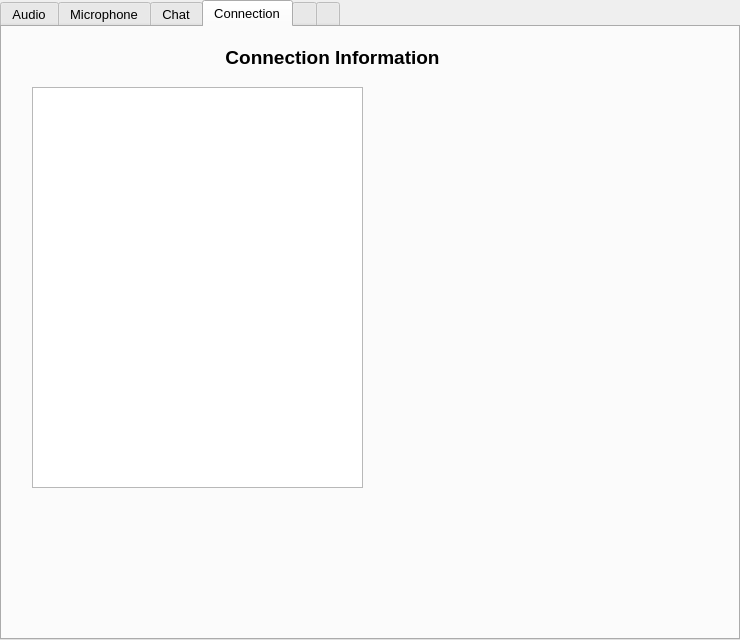
First picture: the form in src/application/appwindow.ui, repository mvan/4985Final, before the edit.
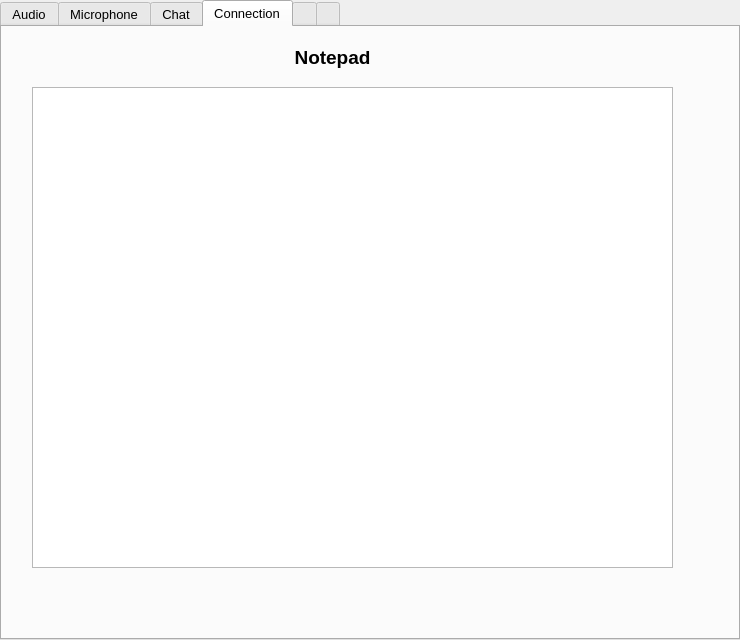
Second picture: the form after the edit. The open tabs and pages were chosen to show the change. Icons and pictures are not drawn. Custom widgets are drawn as their Qt base class.

Diff of the .ui file:
```diff
--- a/src/application/appwindow.ui
+++ b/src/application/appwindow.ui
@@ -819,8 +819,8 @@
      <string>&lt;!DOCTYPE HTML PUBLIC &quot;-//W3C//DTD HTML 4.0//EN&quot; &quot;http://www.w3.org/TR/REC-html40/strict.dtd&quot;&gt;
 &lt;html&gt;&lt;head&gt;&lt;meta name=&quot;qrichtext&quot; content=&quot;1&quot; /&gt;&lt;style type=&quot;text/css&quot;&gt;
 p, li { white-space: pre-wrap; }
-&lt;/style&gt;&lt;/head&gt;&lt;body style=&quot; font-family:'MS Shell Dlg 2'; font-size:8.25pt; font-weight:400; font-style:normal;&quot;&gt;
-&lt;p align=&quot;center&quot; style=&quot; margin-top:0px; margin-bottom:0px; margin-left:0px; margin-right:0px; -qt-block-indent:0; text-indent:0px;&quot;&gt;&lt;span style=&quot; font-size:14pt; font-weight:600;&quot;&gt;Connection Information&lt;/span&gt;&lt;/p&gt;&lt;/body&gt;&lt;/html&gt;</string>
+&lt;/style&gt;&lt;/head&gt;&lt;body style=&quot; font-family:'Tahoma'; font-size:10pt; font-weight:400; font-style:normal;&quot;&gt;
+&lt;p align=&quot;center&quot; style=&quot; margin-top:0px; margin-bottom:0px; margin-left:0px; margin-right:0px; -qt-block-indent:0; text-indent:0px;&quot;&gt;&lt;span style=&quot; font-family:'MS Shell Dlg 2'; font-size:14pt; font-weight:600;&quot;&gt;Notepad&lt;/span&gt;&lt;/p&gt;&lt;/body&gt;&lt;/html&gt;</string>
     </property>
    </widget>
    <widget class="QPlainTextEdit" name="clientsList">
@@ -828,8 +828,8 @@
      <rect>
       <x>30</x>
       <y>60</y>
-      <width>331</width>
-      <height>401</height>
+      <width>641</width>
+      <height>481</height>
      </rect>
     </property>
    </widget>
```
